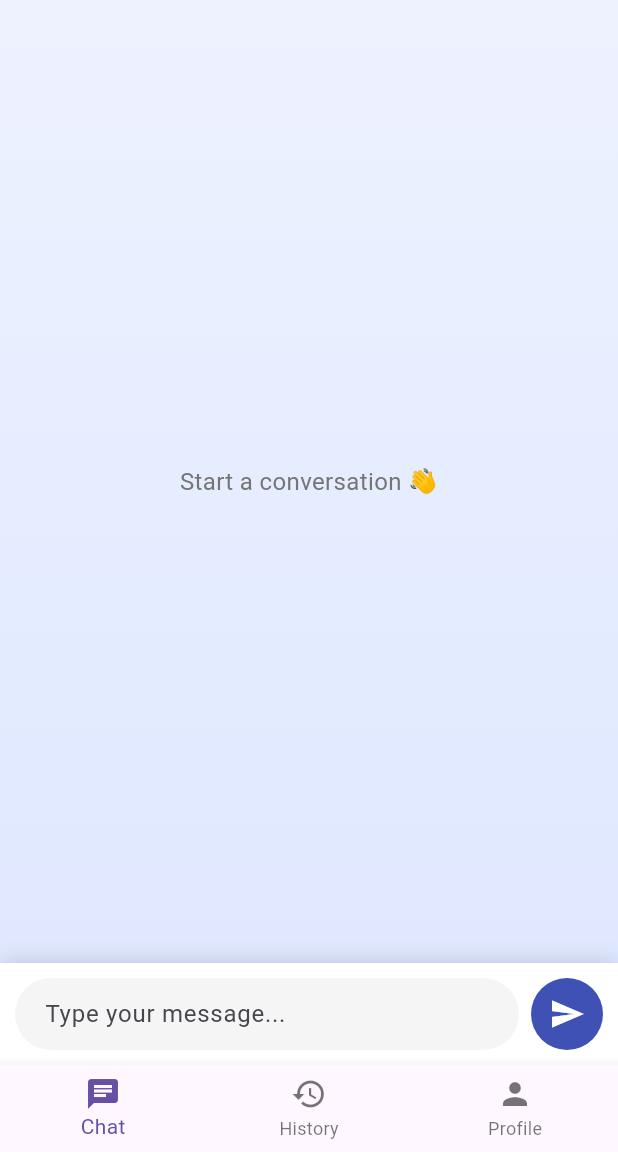
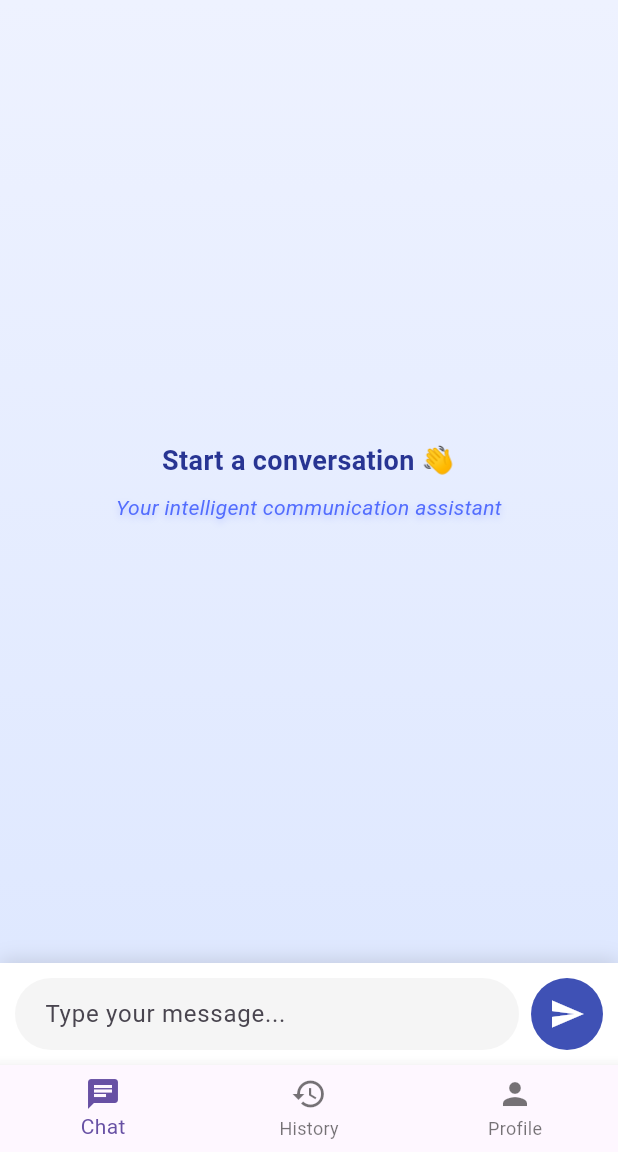
Before and after one commit to aizaziqbal11-wq/smart-talk-ai, a Flutter app: the screen it shows after launch, on a phone screen of 412 x 824 dp, the part 84-1236 px from its top. Run offline on Flutter 3.47's test engine with Material 3 defaults, Android fonts, the phone set to English and light mode, and no system bars.

Commit message:
adding subtitle

```diff
--- a/lib/screens/chat_screen.dart
+++ b/lib/screens/chat_screen.dart
@@ -52,9 +52,37 @@ class _ChatScreenState extends State<ChatScreen> {
             Expanded(
               child: messages.isEmpty
                   ? Center(
-                      child: Text(
-                        "Start a conversation 👋",
-                        style: TextStyle(fontSize: 16, color: Colors.grey[600]),
+                      child: Column(
+                        mainAxisSize: MainAxisSize.min,
+                        children: [
+                          Text(
+                            "Start a conversation 👋",
+                            textAlign: TextAlign.center,
+                            style: TextStyle(
+                              fontSize: 18,
+                              fontWeight: FontWeight.bold,
+                              color: Colors.indigo[800],
+                            ),
+                          ),
+                          const SizedBox(height: 8),
+                          Text(
+                            "Your intelligent communication assistant",
+                            textAlign: TextAlign.center,
+                            style: TextStyle(
+                              fontSize: 14,
+                              color: Colors.indigoAccent,
+                              fontStyle: FontStyle.italic,
+                              letterSpacing: 0.2,
+                              shadows: [
+                                Shadow(
+                                  color: Colors.indigoAccent.withOpacity(0.3),
+                                  blurRadius: 6,
+                                  offset: Offset(0, 2),
+                                ),
+                              ],
+                            ),
+                          ),
+                        ],
                       ),
                     )
                   : ListView.builder(
```
